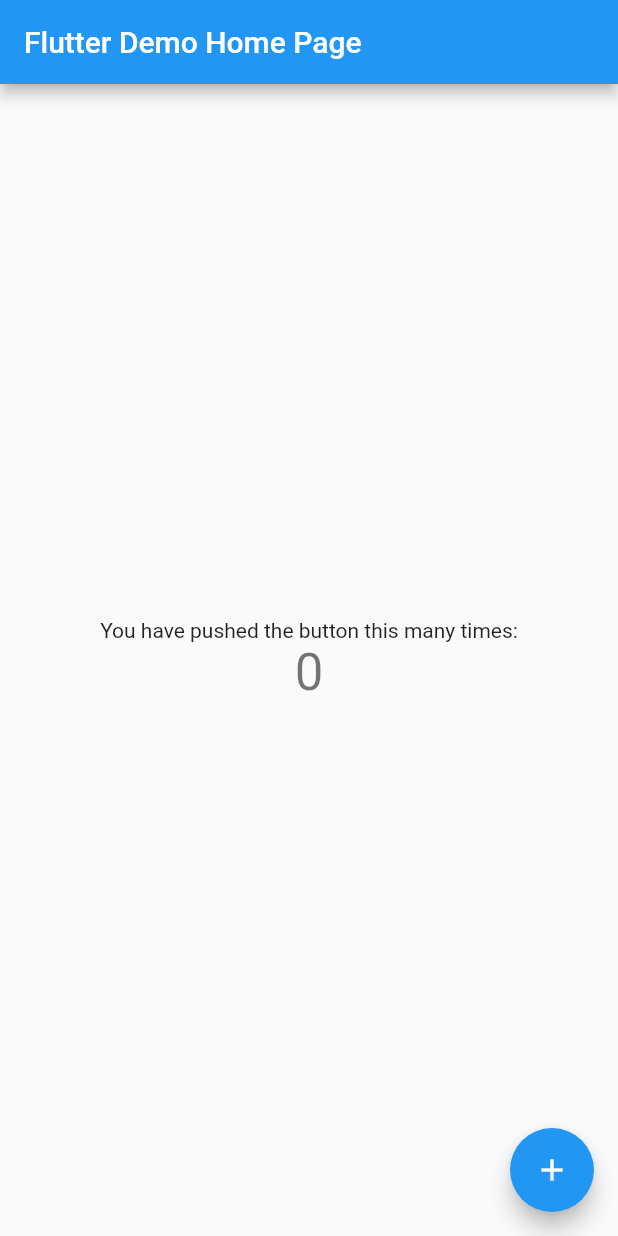
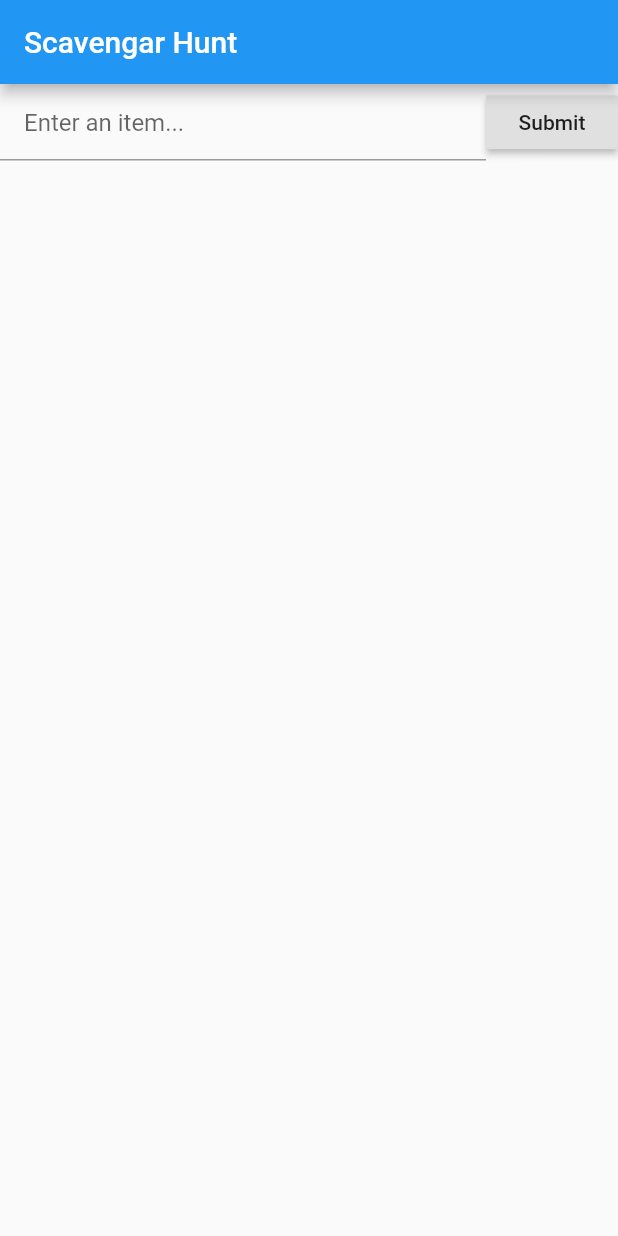
Before and after one commit to lwommack/ScavengerHunt, a Flutter app: the screen it shows after launch, on a phone screen of 412 x 824 dp. Run offline on Flutter 3.47's test engine with Material 2 defaults, Android fonts, the phone set to English and light mode, and no system bars.

Commit message:
Working list of items

```diff
--- a/scavenger_hunt/lib/main.dart
+++ b/scavenger_hunt/lib/main.dart
@@ -9,33 +9,15 @@ class MyApp extends StatelessWidget {
     return MaterialApp(
       title: 'Flutter Demo',
       theme: ThemeData(
-        // This is the theme of your application.
-        //
-        // Try running your application with "flutter run". You'll see the
-        // application has a blue toolbar. Then, without quitting the app, try
-        // changing the primarySwatch below to Colors.green and then invoke
-        // "hot reload" (press "r" in the console where you ran "flutter run",
-        // or simply save your changes to "hot reload" in a Flutter IDE).
-        // Notice that the counter didn't reset back to zero; the application
-        // is not restarted.
         primarySwatch: Colors.blue,
       ),
-      home: MyHomePage(title: 'Flutter Demo Home Page'),
+      home: MyHomePage(title: 'Scavengar Hunt'),
     );
   }
 }
 
 class MyHomePage extends StatefulWidget {
   MyHomePage({Key key, this.title}) : super(key: key);
-
-  // This widget is the home page of your application. It is stateful, meaning
-  // that it has a State object (defined below) that contains fields that affect
-  // how it looks.
-
-  // This class is the configuration for the state. It holds the values (in this
-  // case the title) provided by the parent (in this case the App widget) and
-  // used by the build method of the State. Fields in a Widget subclass are
-  // always marked "final".
 
   final String title;
 
@@ -44,68 +26,80 @@ class MyHomePage extends StatefulWidget {
 }
 
 class _MyHomePageState extends State<MyHomePage> {
-  int _counter = 0;
+  TextEditingController _controller = new TextEditingController();
+  List<String> items = [];
+  bool iconState = false;
 
-  void _incrementCounter() {
-    setState(() {
-      // This call to setState tells the Flutter framework that something has
-      // changed in this State, which causes it to rerun the build method below
-      // so that the display can reflect the updated values. If we changed
-      // _counter without calling setState(), then the build method would not be
-      // called again, and so nothing would appear to happen.
-      _counter++;
-    });
+  void addItem(String item) {
+    if(item.length > 0)
+      setState(() => items.add(item));
+  }
+
+  Widget buildList() {
+    return Flexible(
+      child: ListView.builder(
+        itemBuilder: (context, index) {
+          if (index < items.length) {
+            return buildItem(items[index]);
+          }
+        },
+      ),
+    );
+  }
+
+  Widget enterItem() {
+    return Row(
+      mainAxisSize: MainAxisSize.min,
+      children: <Widget>[
+        Flexible(
+          child: TextField(
+            controller: _controller,
+            autofocus: false,
+            textCapitalization: TextCapitalization.sentences,
+            decoration: new InputDecoration(
+                fillColor: Theme.of(context).dialogBackgroundColor,
+                hintStyle: TextStyle(color: Theme.of(context).hintColor),
+                hintText: 'Enter an item...',
+                contentPadding: const EdgeInsets.all(16.0)),
+          ),
+        ),
+        RaisedButton(
+          onPressed: () {
+            addItem(_controller.value.text);
+            _controller.clear();
+          },
+          child: Text('Submit'),
+          color: Theme.of(context).buttonColor,
+        ),
+      ],
+    );
+  }
+
+  Widget buildItem(String item) {
+    return new ListTile(
+      title: Text(item),
+      leading: iconState ? Icon(Icons.check_box) : Icon(Icons.check_box_outline_blank),
+      onTap: () {
+        iconState = !iconState;
+        setState(() {
+
+        });
+      },
+    );
   }
 
   @override
   Widget build(BuildContext context) {
-    // This method is rerun every time setState is called, for instance as done
-    // by the _incrementCounter method above.
-    //
-    // The Flutter framework has been optimized to make rerunning build methods
-    // fast, so that you can just rebuild anything that needs updating rather
-    // than having to individually change instances of widgets.
     return Scaffold(
       appBar: AppBar(
-        // Here we take the value from the MyHomePage object that was created by
-        // the App.build method, and use it to set our appbar title.
         title: Text(widget.title),
       ),
-      body: Center(
-        // Center is a layout widget. It takes a single child and positions it
-        // in the middle of the parent.
-        child: Column(
-          // Column is also layout widget. It takes a list of children and
-          // arranges them vertically. By default, it sizes itself to fit its
-          // children horizontally, and tries to be as tall as its parent.
-          //
-          // Invoke "debug painting" (press "p" in the console, choose the
-          // "Toggle Debug Paint" action from the Flutter Inspector in Android
-          // Studio, or the "Toggle Debug Paint" command in Visual Studio Code)
-          // to see the wireframe for each widget.
-          //
-          // Column has various properties to control how it sizes itself and
-          // how it positions its children. Here we use mainAxisAlignment to
-          // center the children vertically; the main axis here is the vertical
-          // axis because Columns are vertical (the cross axis would be
-          // horizontal).
-          mainAxisAlignment: MainAxisAlignment.center,
-          children: <Widget>[
-            Text(
-              'You have pushed the button this many times:',
-            ),
-            Text(
-              '$_counter',
-              style: Theme.of(context).textTheme.display1,
-            ),
-          ],
-        ),
+      body: Column(
+        children: <Widget>[
+          enterItem(),
+          buildList(),
+        ],
       ),
-      floatingActionButton: FloatingActionButton(
-        onPressed: _incrementCounter,
-        tooltip: 'Increment',
-        child: Icon(Icons.add),
-      ), // This trailing comma makes auto-formatting nicer for build methods.
     );
   }
 }
```
